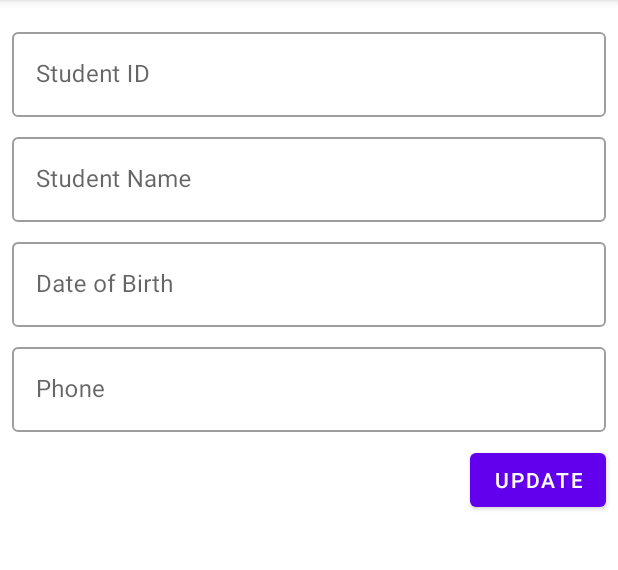
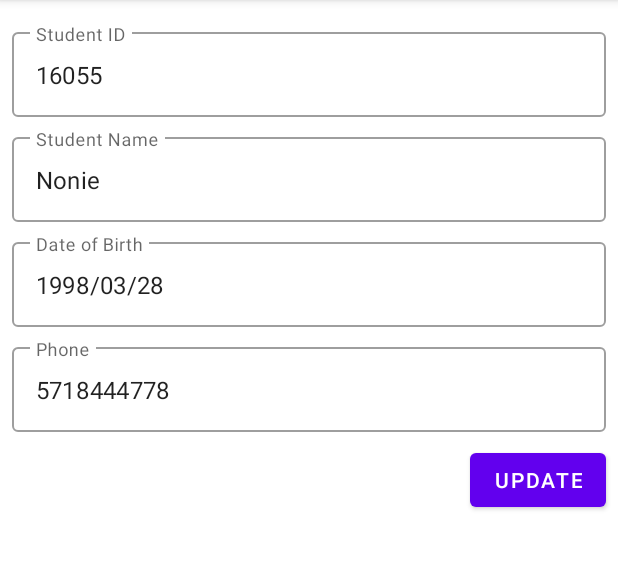
Before and after one commit to alivianto/AdvWeek4, an Android app: the StudentDetailFragment screen opened through its navigation route, on a phone screen of 412 x 824 dp, the part 84-654 px from its top. Run offline under Robolectric (Android 15) with nearby library versions, the phone set to English and light mode, and no system bars.

```diff
--- a/app/src/main/java/com/ubaya/advweek4/view/StudentDetailFragment.kt
+++ b/app/src/main/java/com/ubaya/advweek4/view/StudentDetailFragment.kt
@@ -5,7 +5,12 @@ import androidx.fragment.app.Fragment
 import android.view.LayoutInflater
 import android.view.View
 import android.view.ViewGroup
+import androidx.lifecycle.ViewModelProvider
 import com.ubaya.advweek4.R
+import com.ubaya.advweek4.model.Student
+import com.ubaya.advweek4.viewmodel.DetailViewModel
+import com.ubaya.advweek4.viewmodel.ListViewModel
+import kotlinx.android.synthetic.main.fragment_student_detail.*
 
 /**
  * A simple [Fragment] subclass.
@@ -13,6 +18,7 @@ import com.ubaya.advweek4.R
  * create an instance of this fragment.
  */
 class StudentDetailFragment : Fragment() {
+    private lateinit var viewModel: DetailViewModel
     override fun onCreateView(
         inflater: LayoutInflater, container: ViewGroup?,
         savedInstanceState: Bundle?
@@ -20,4 +26,20 @@ class StudentDetailFragment : Fragment() {
         // Inflate the layout for this fragment
         return inflater.inflate(R.layout.fragment_student_detail, container, false)
     }
+
+    override fun onViewCreated(view: View, savedInstanceState: Bundle?) {
+        viewModel = ViewModelProvider(this).get(DetailViewModel::class.java)
+        viewModel.fetch()
+
+        observeViewModel()
+    }
+
+    private fun observeViewModel() {
+        viewModel.studentLiveData.observe(viewLifecycleOwner) {
+            editID.setText(it.id)
+            editName.setText(it.name)
+            editDOB.setText(it.dob)
+            editPhone.setText(it.phone)
+        }
+    }
 }
--- /dev/null
+++ b/app/src/main/java/com/ubaya/advweek4/viewmodel/DetailViewModel.kt
@@ -0,0 +1,14 @@
+package com.ubaya.advweek4.viewmodel
+
+import androidx.lifecycle.MutableLiveData
+import androidx.lifecycle.ViewModel
+import com.ubaya.advweek4.model.Student
+
+class DetailViewModel: ViewModel() {
+    val studentLiveData = MutableLiveData<Student>()
+
+    fun fetch() {
+        studentLiveData.value = Student("16055","Nonie","1998/03/28","5718444778","http://dummyimage.com/75x100" +
+                ".jpg/cc0000/ffffff")
+    }
+}
```
